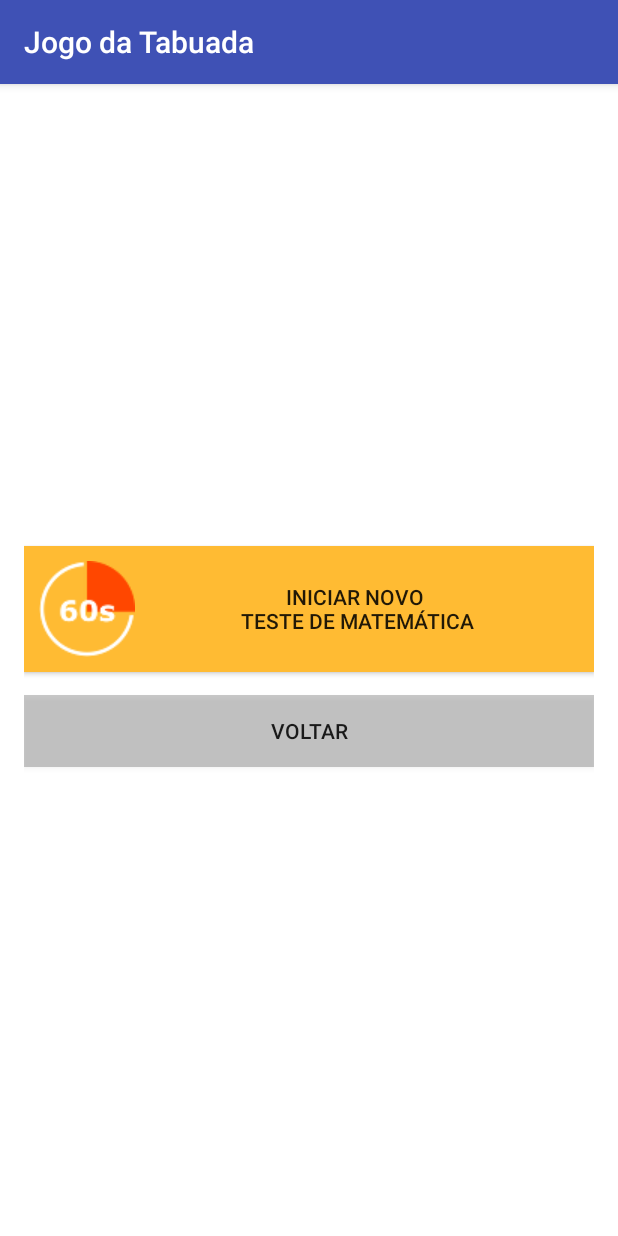
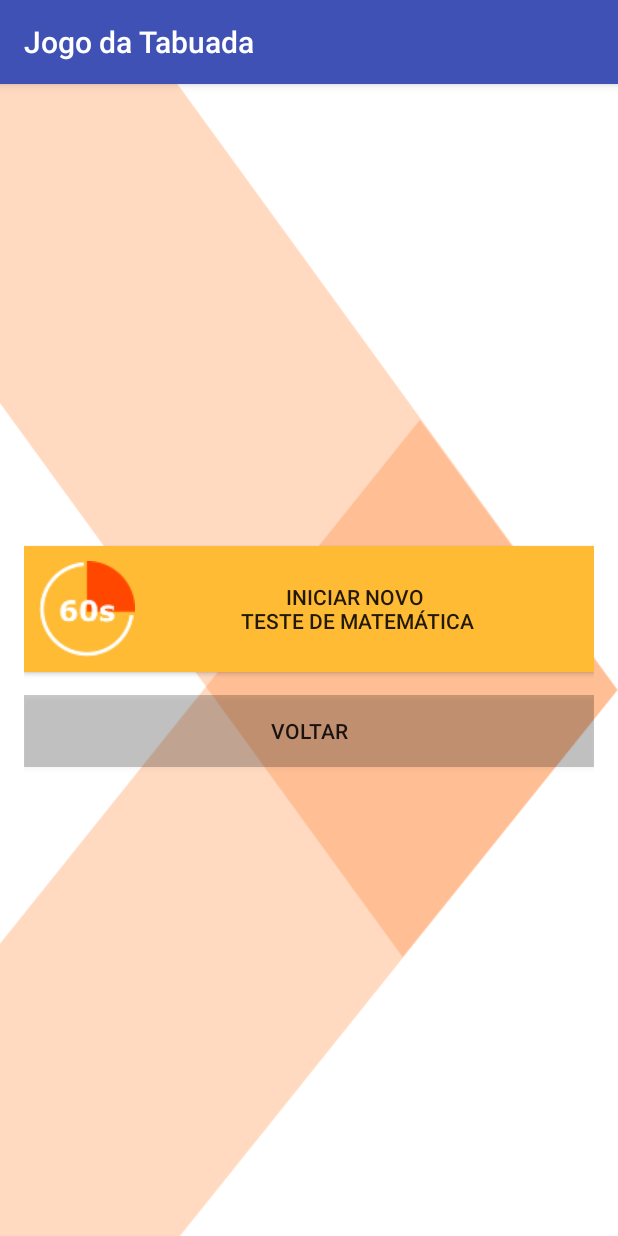
Before and after one commit to douglimar/MathTablesGame2, an Android app: the screen it shows after launch (TableGameActivity), after a tap on an icon or button, on a phone screen of 412 x 824 dp. Run offline under Robolectric (Android 15) with nearby library versions, the phone set to English and light mode, and no system bars; our stand-ins replace AdMob.

Commit message:
Commit Windows - 2017.06.12 17:25

```diff
--- a/app/src/main/AndroidManifest.xml
+++ b/app/src/main/AndroidManifest.xml
@@ -10,7 +10,7 @@
     <application
         android:name="android.support.multidex.MultiDexApplication"
         android:allowBackup="true"
-        android:icon="@mipmap/logo3"
+        android:icon="@mipmap/logotipo"
         android:label="@string/app_name"
         android:theme="@style/AppTheme"
         android:supportsRtl="true">
--- a/app/src/main/res/layout/activity_free_time.xml
+++ b/app/src/main/res/layout/activity_free_time.xml
@@ -9,7 +9,8 @@
     android:paddingLeft="@dimen/activity_horizontal_margin"
     android:paddingRight="@dimen/activity_horizontal_margin"
     android:paddingTop="@dimen/activity_vertical_margin"
-    android:background="@color/colorwhite">
+    android:background="@drawable/wallpaper2"
+    >
 
     <LinearLayout
         android:layout_width="match_parent"
--- a/app/src/main/res/layout/activity_main.xml
+++ b/app/src/main/res/layout/activity_main.xml
@@ -9,7 +9,7 @@
         android:paddingRight="@dimen/activity_horizontal_margin"
         android:paddingTop="@dimen/activity_vertical_margin"
         android:orientation="vertical"
-        android:background="@color/cardview_light_background"
+        android:background="@drawable/wallpaper"
         android:gravity="center_vertical">
 
     <TextView
--- a/app/src/main/res/layout/activity_table_game.xml
+++ b/app/src/main/res/layout/activity_table_game.xml
@@ -9,7 +9,7 @@
     android:paddingLeft="@dimen/activity_horizontal_margin"
     android:paddingRight="@dimen/activity_horizontal_margin"
     android:paddingTop="@dimen/activity_vertical_margin"
-    android:background="@color/colorwhite">
+    android:background="@drawable/wallpaper3">
 
     <LinearLayout
         android:layout_width="match_parent"
```
Also changed, not shown: app/src/main/res/drawable/wallpaper.png, app/src/main/res/drawable/wallpaper2.png, app/src/main/res/drawable/wallpaper3.png (added), app/src/main/res/mipmap-hdpi/logotipo.png (added), app/src/main/res/mipmap-xxxhdpi/logotipo.png (added), 199 other files.
